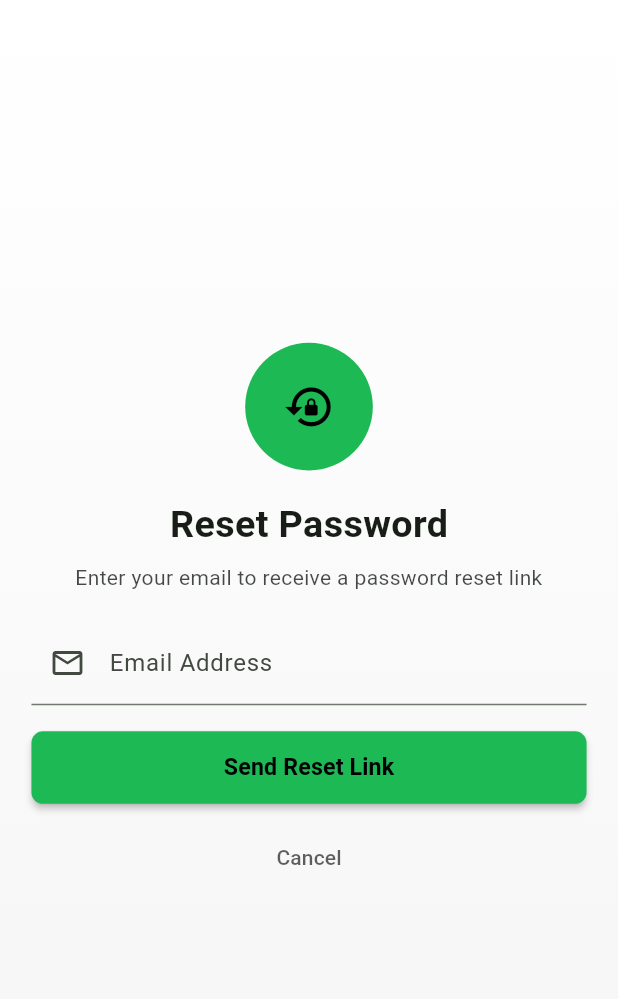
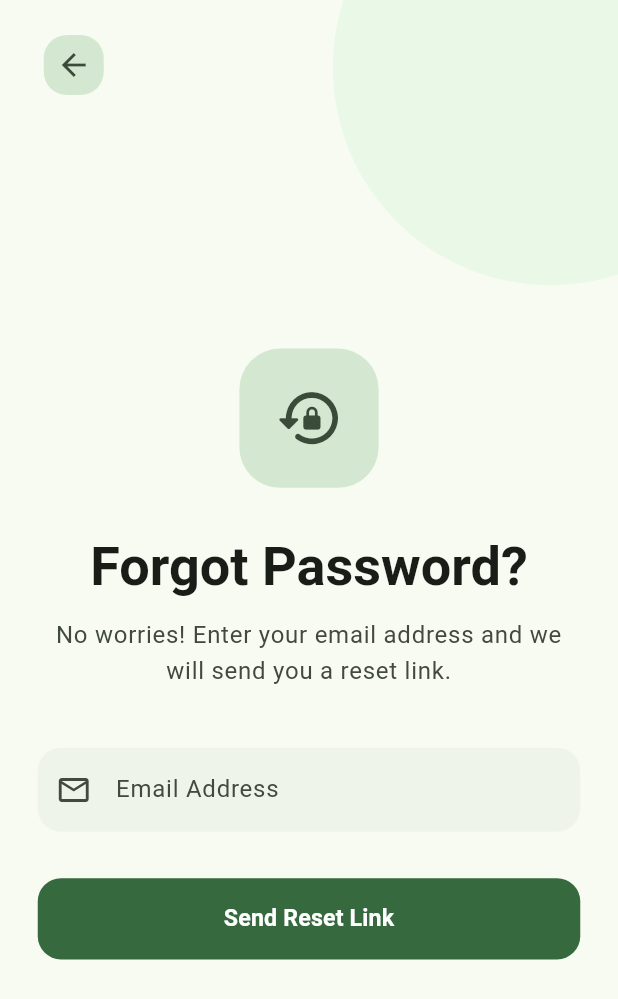
Before and after one commit to sanjayahuda123-cmd/project, a Flutter app: the ForgotPasswordPage screen opened directly, on a phone screen of 412 x 824 dp. Shown: the top 999 px of the screen. Run offline on Flutter 3.47's test engine with Material 3 defaults, Android fonts, the phone set to English and light mode, and no system bars; our stand-ins replace camera, firebase_auth, firebase_core, firebase_storage, flutter_blue_plus, flutter_screenutil and 4 more; missing offline and left inert: screen_brightness; accounts and stored records are empty; network calls fail.

Commit message:
feat: add forgot password page with email validation and reset functionality

```diff
--- a/transignition/lib/view/Login/forgot_password_page.dart
+++ b/transignition/lib/view/Login/forgot_password_page.dart
@@ -40,72 +40,85 @@ class _ForgotPasswordPageState extends State<ForgotPasswordPage> {
   @override
   Widget build(BuildContext context) {
     final theme = Theme.of(context);
-    final isDark = theme.brightness == Brightness.dark;
-    final bgColor = theme.scaffoldBackgroundColor;
-    final accent = const Color(0xFF1DB954);
+    final colorScheme = theme.colorScheme;
 
     return Scaffold(
-      backgroundColor: bgColor,
-      body: Container(
-        width: double.infinity,
+      backgroundColor: colorScheme.surface,
+      body: Stack(
+        children: [
+          // Background subtle gradient/blob for Material You feel
+          Positioned(
+            top: -100,
+            right: -100,
+            child: Container(
+              width: 300.r,
+              height: 300.r,
               decoration: BoxDecoration(
-          gradient: LinearGradient(
-            colors: isDark
-                ? const [Color(0xFF0F1111), Color(0xFF121212)]
-                : [Colors.white, Colors.grey.shade100],
-            begin: Alignment.topCenter,
-            end: Alignment.bottomCenter,
+                shape: BoxShape.circle,
+                color: colorScheme.primaryContainer.withOpacity(0.2),
               ),
             ),
-        child: SafeArea(
+          ),
+          SafeArea(
+            child: Padding(
+              padding: EdgeInsets.symmetric(horizontal: 24.w),
+              child: Column(
+                crossAxisAlignment: CrossAxisAlignment.start,
+                children: [
+                  SizedBox(height: 20.h),
+                  IconButton.filledTonal(
+                    onPressed: () => Navigator.of(context).pop(),
+                    icon: const Icon(Icons.arrow_back),
+                    style: IconButton.styleFrom(
+                      shape: RoundedRectangleBorder(
+                        borderRadius: BorderRadius.circular(16.r),
+                      ),
+                    ),
+                  ),
+                  Expanded(
                     child: Center(
                       child: SingleChildScrollView(
-              padding: EdgeInsets.symmetric(
-                horizontal: 20.w,
-                vertical: MediaQuery.of(context).viewInsets.bottom + 28.h,
+                        padding: EdgeInsets.only(
+                          bottom: MediaQuery.of(context).viewInsets.bottom + 20.h,
                         ),
                         child: ConstrainedBox(
-                constraints: BoxConstraints(maxWidth: 420.w),
+                          constraints: BoxConstraints(maxWidth: 400.w),
                           child: Column(
                             mainAxisSize: MainAxisSize.min,
                             children: [
                               Container(
-                      width: 88.r,
-                      height: 88.r,
+                                padding: EdgeInsets.all(24.r),
                                 decoration: BoxDecoration(
-                        color: accent,
-                        shape: BoxShape.circle,
+                                  color: colorScheme.secondaryContainer,
+                                  borderRadius: BorderRadius.circular(28.r),
                                 ),
-                      child: Center(
                                 child: Icon(
-                          Icons.lock_reset,
-                          color: Colors.black,
-                          size: 36.r,
+                                  Icons.lock_reset_rounded,
+                                  color: colorScheme.onSecondaryContainer,
+                                  size: 48.r,
                                 ),
                               ),
+                              SizedBox(height: 32.h),
+                              Text(
+                                TranslateService.tr('Forgot Password?'),
+                                style: theme.textTheme.displaySmall?.copyWith(
+                                  fontWeight: FontWeight.bold,
+                                  color: colorScheme.onSurface,
                                 ),
-                    SizedBox(height: 18.h),
+                                textAlign: TextAlign.center,
+                              ),
+                              SizedBox(height: 12.h),
                               Text(
-                      TranslateService.tr('Reset Password'),
-                      style: GoogleFonts.roboto(
-                        fontSize: 26.sp,
-                        fontWeight: FontWeight.bold,
-                        color: theme.textTheme.headlineSmall?.color,
+                                TranslateService.tr(
+                                  'No worries! Enter your email address and we will send you a reset link.',
+                                ),
+                                textAlign: TextAlign.center,
+                                style: theme.textTheme.bodyLarge?.copyWith(
+                                  color: colorScheme.onSurfaceVariant,
+                                  height: 1.5,
                                 ),
                               ),
-                    SizedBox(height: 8.h),
-                    Text(
-                      TranslateService.tr(
-                        'Enter your email to receive a password reset link',
-                      ),
-                      textAlign: TextAlign.center,
-                      style: GoogleFonts.roboto(
-                        color: theme.textTheme.bodyMedium?.color?.withOpacity(
-                          0.8,
-                        ),
-                      ),
-                    ),
-                    SizedBox(height: 20.h),
+                              SizedBox(height: 40.h),
                               Form(
                                 key: _formKey,
                                 child: Column(
@@ -114,10 +127,27 @@ class _ForgotPasswordPageState extends State<ForgotPasswordPage> {
                                       controller: _emailCtrl,
                                       keyboardType: TextInputType.emailAddress,
                                       textInputAction: TextInputAction.done,
-                            style: GoogleFonts.roboto(),
                                       decoration: InputDecoration(
                                         labelText: TranslateService.tr('Email Address'),
-                              prefixIcon: Icon(Icons.email_outlined),
+                                        hintText: 'example@email.com',
+                                        prefixIcon: const Icon(Icons.email_outlined),
+                                        filled: true,
+                                        fillColor: colorScheme.surfaceVariant.withOpacity(0.3),
+                                        border: OutlineInputBorder(
+                                          borderRadius: BorderRadius.circular(16.r),
+                                          borderSide: BorderSide.none,
+                                        ),
+                                        enabledBorder: OutlineInputBorder(
+                                          borderRadius: BorderRadius.circular(16.r),
+                                          borderSide: BorderSide.none,
+                                        ),
+                                        focusedBorder: OutlineInputBorder(
+                                          borderRadius: BorderRadius.circular(16.r),
+                                          borderSide: BorderSide(
+                                            color: colorScheme.primary,
+                                            width: 2,
+                                          ),
+                                        ),
                                       ),
                                       validator: (v) {
                                         if (v == null || v.trim().isEmpty) {
@@ -126,50 +156,37 @@ class _ForgotPasswordPageState extends State<ForgotPasswordPage> {
                                         if (!RegExp(
                                           r'^[^@]+@[^@]+\.[^@]+',
                                         ).hasMatch(v.trim())) {
-                                return 'Masukkan email yang valid';
+                                          return TranslateService.tr('Please enter a valid email');
                                         }
                                         return null;
                                       },
                                     ),
-                          SizedBox(height: 18.h),
+                                    SizedBox(height: 32.h),
                                     SizedBox(
                                       width: double.infinity,
-                            height: 50.h,
-                            child: ElevatedButton(
+                                      height: 56.h,
+                                      child: FilledButton(
                                         onPressed: _sending ? null : _sendReset,
-                              style: ElevatedButton.styleFrom(
-                                backgroundColor: accent,
+                                        style: FilledButton.styleFrom(
                                           shape: RoundedRectangleBorder(
-                                  borderRadius: BorderRadius.circular(8.r),
+                                            borderRadius: BorderRadius.circular(16.r),
                                           ),
-                                elevation: 2,
                                         ),
                                         child: _sending
                                             ? SizedBox(
-                                      width: 20.r,
-                                      height: 20.r,
+                                                width: 24.r,
+                                                height: 24.r,
                                                 child: CircularProgressIndicator(
-                                        strokeWidth: 2.w,
+                                                  strokeWidth: 3.w,
+                                                  color: colorScheme.onPrimary,
                                                 ),
                                               )
                                             : Text(
                                                 TranslateService.tr('Send Reset Link'),
                                                 style: GoogleFonts.roboto(
                                                   fontSize: 16.sp,
-                                        fontWeight: FontWeight.w600,
-                                        color: Colors.black,
+                                                  fontWeight: FontWeight.bold,
                                                 ),
-                                    ),
-                            ),
-                          ),
-                          SizedBox(height: 12.h),
-                          TextButton(
-                            onPressed: () => Navigator.of(context).pop(),
-                            child: Text(
-                              TranslateService.tr('Cancel'),
-                              style: GoogleFonts.roboto(
-                                color: theme.textTheme.bodyMedium?.color
-                                    ?.withOpacity(0.7),
                                               ),
                                       ),
                                     ),
@@ -182,6 +199,11 @@ class _ForgotPasswordPageState extends State<ForgotPasswordPage> {
                       ),
                     ),
                   ),
+                ],
+              ),
+            ),
+          ),
+        ],
       ),
     );
   }
```
Lines whose indentation alone changed are shown as unchanged.
